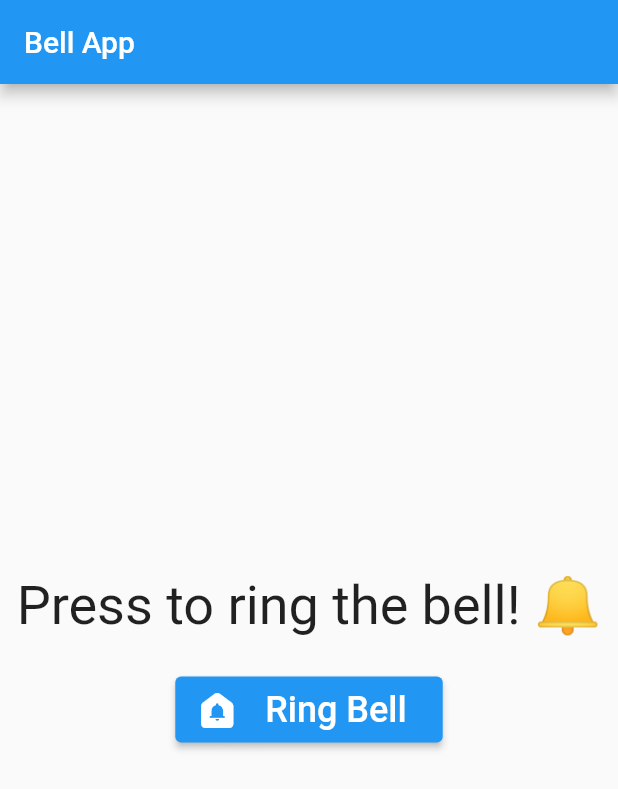
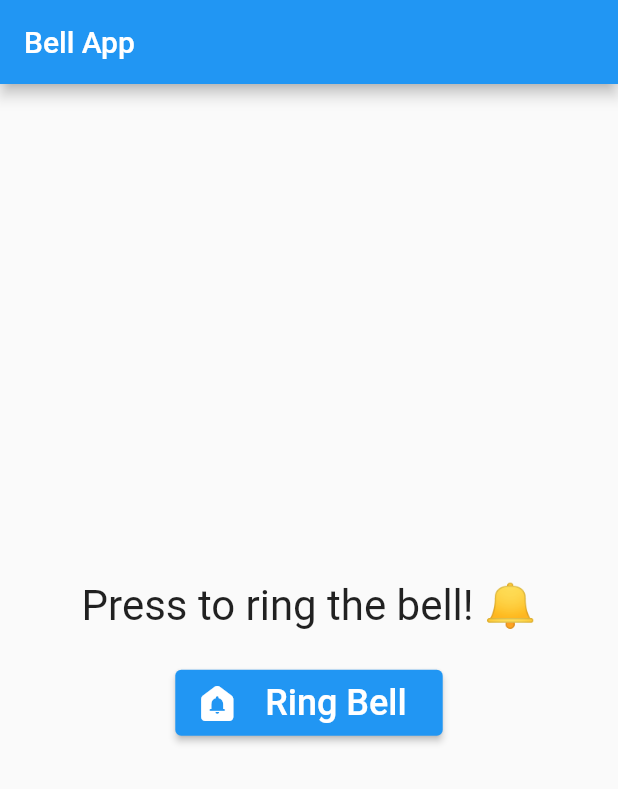
Before and after one commit to dfakhrizaman/remote-bell, a Flutter app: the screen it shows after launch, on a phone screen of 412 x 824 dp. Shown: the top 789 px of the screen. Run offline on Flutter 3.47's test engine with Material 2 defaults, Android fonts, the phone set to English and light mode, and no system bars.

Commit message:
production ready

```diff
--- a/bell_app/lib/main.dart
+++ b/bell_app/lib/main.dart
@@ -2,16 +2,12 @@ import 'package:bell_app/main_page.dart';
 import 'package:flutter/material.dart';
 
 void main() {
-  // WidgetsFlutterBinding.ensureInitialized();
-  // FirebaseApp firebaseApp = await Firebase.initializeApp();
-
   runApp(const MyApp());
 }
 
 class MyApp extends StatelessWidget {
   const MyApp({Key? key}) : super(key: key);
 
-  // This widget is the root of your application.
   @override
   Widget build(BuildContext context) {
     return MaterialApp(
--- a/bell_app/lib/main_page.dart
+++ b/bell_app/lib/main_page.dart
@@ -23,7 +23,7 @@ class _MainPageState extends State<MainPage> {
           children: [
             Text(
               'Press to ring the bell! 🔔',
-              style: TextStyle(fontSize: 36),
+              style: TextStyle(fontSize: 28),
             ),
             SizedBox(
               height: 24,
```
Also changed, not shown: 1 other file.
